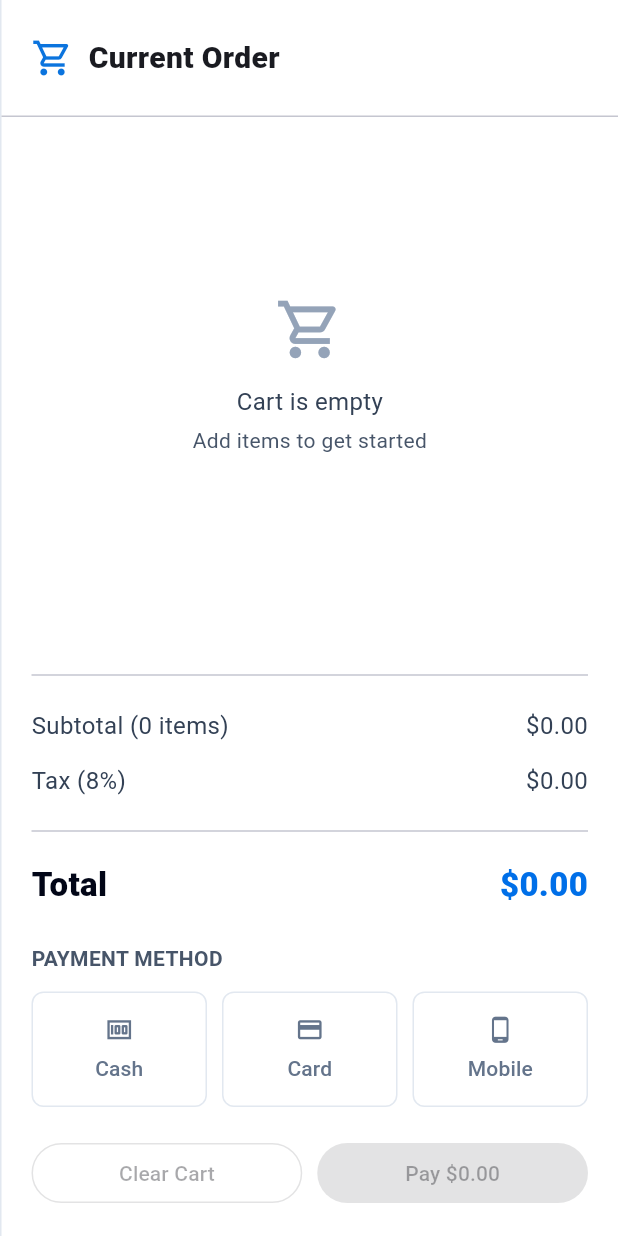
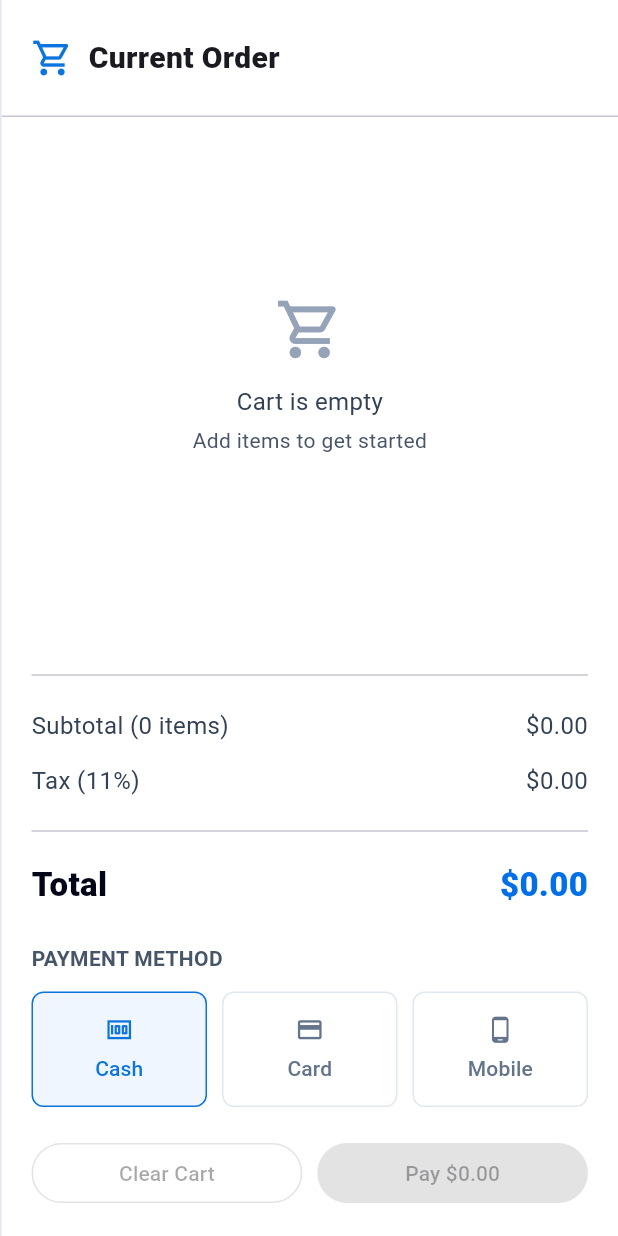
Before and after one commit to Ali-Elchab/pos_flutter_desktop, a Flutter app: the CartPanel widget shown alone on an empty page, opened directly with empty values, on a phone screen of 412 x 824 dp. Run offline on Flutter 3.47's test engine with Material 3 defaults, Android fonts, the light colour scheme and no system bars; our stand-ins replace dio, equatable, flutter_bloc, go_router; network calls fail.

Commit message:
Wire cart payment checkout

```diff
--- a/lib/features/cart/logic/cart_cubit.dart
+++ b/lib/features/cart/logic/cart_cubit.dart
@@ -7,6 +7,10 @@ part 'cart_state.dart';
 
 class CartCubit extends Cubit<CartState> {
   CartCubit() : super(const CartState());
+
+  void selectPaymentMethod(PaymentMethod paymentMethod) {
+    emit(state.copyWith(paymentMethod: paymentMethod));
+  }
 
   void addProduct(ProductModel product) {
     final items = List<CartItemModel>.from(state.items);
@@ -47,6 +51,6 @@ class CartCubit extends Cubit<CartState> {
   }
 
   void clear() {
-    emit(const CartState());
+    emit(CartState(paymentMethod: state.paymentMethod));
   }
 }
--- a/lib/features/cart/logic/cart_state.dart
+++ b/lib/features/cart/logic/cart_state.dart
@@ -1,24 +1,46 @@
 part of 'cart_cubit.dart';
 
+enum PaymentMethod {
+  cash('Cash'),
+  card('Card'),
+  mobile('Mobile');
+
+  const PaymentMethod(this.label);
+
+  final String label;
+}
+
 class CartState extends Equatable {
-  const CartState({this.items = const []});
+  const CartState({
+    this.items = const [],
+    this.paymentMethod = PaymentMethod.cash,
+  });
 
-  static const double taxRate = 0.08;
+  static const double taxRate = 0.11;
 
   final List<CartItemModel> items;
+  final PaymentMethod paymentMethod;
 
   int get itemCount => items.fold<int>(0, (sum, item) => sum + item.quantity);
 
   double get subtotal => items.fold<double>(0, (sum, item) => sum + item.total);
 
-  double get tax => subtotal * taxRate;
+  double get tax => _roundMoney(subtotal * taxRate);
 
-  double get total => subtotal + tax;
+  double get total => _roundMoney(subtotal + tax);
 
-  CartState copyWith({List<CartItemModel>? items}) {
-    return CartState(items: items ?? this.items);
+  CartState copyWith({
+    List<CartItemModel>? items,
+    PaymentMethod? paymentMethod,
+  }) {
+    return CartState(
+      items: items ?? this.items,
+      paymentMethod: paymentMethod ?? this.paymentMethod,
+    );
   }
 
   @override
-  List<Object?> get props => [items];
+  List<Object?> get props => [items, paymentMethod];
+
+  double _roundMoney(double value) => (value * 100).roundToDouble() / 100;
 }
--- a/lib/features/cart/presentation/widgets/cart_panel.dart
+++ b/lib/features/cart/presentation/widgets/cart_panel.dart
@@ -11,6 +11,9 @@ class CartPanel extends StatelessWidget {
     required this.onAdd,
     required this.onRemove,
     required this.onClear,
+    required this.onPaymentMethodChanged,
+    required this.onPay,
+    required this.isPaying,
     super.key,
   });
 
@@ -18,6 +21,9 @@ class CartPanel extends StatelessWidget {
   final ValueChanged<CartItemModel> onAdd;
   final ValueChanged<CartItemModel> onRemove;
   final VoidCallback onClear;
+  final ValueChanged<PaymentMethod> onPaymentMethodChanged;
+  final VoidCallback onPay;
+  final bool isPaying;
 
   @override
   Widget build(BuildContext context) {
@@ -88,23 +94,32 @@ class CartPanel extends StatelessWidget {
                     ),
                   ),
                   const SizedBox(height: 12),
-                  const Row(
+                  Row(
                     children: [
                       Expanded(
-                        child: _PaymentMethod(icon: Icons.money, label: 'Cash'),
+                        child: _PaymentMethod(
+                          icon: Icons.money,
+                          paymentMethod: PaymentMethod.cash,
+                          selectedPaymentMethod: state.paymentMethod,
+                          onSelected: onPaymentMethodChanged,
+                        ),
                       ),
-                      SizedBox(width: 10),
+                      const SizedBox(width: 10),
                       Expanded(
                         child: _PaymentMethod(
                           icon: Icons.credit_card,
-                          label: 'Card',
+                          paymentMethod: PaymentMethod.card,
+                          selectedPaymentMethod: state.paymentMethod,
+                          onSelected: onPaymentMethodChanged,
                         ),
                       ),
-                      SizedBox(width: 10),
+                      const SizedBox(width: 10),
                       Expanded(
                         child: _PaymentMethod(
                           icon: Icons.phone_android,
-                          label: 'Mobile',
+                          paymentMethod: PaymentMethod.mobile,
+                          selectedPaymentMethod: state.paymentMethod,
+                          onSelected: onPaymentMethodChanged,
                         ),
                       ),
                     ],
@@ -114,17 +129,29 @@ class CartPanel extends StatelessWidget {
                     children: [
                       Expanded(
                         child: OutlinedButton(
-                          onPressed: state.items.isEmpty ? null : onClear,
+                          onPressed: state.items.isEmpty || isPaying
+                              ? null
+                              : onClear,
                           child: const Text('Clear Cart'),
                         ),
                       ),
                       const SizedBox(width: 10),
                       Expanded(
                         child: FilledButton(
-                          onPressed: state.items.isEmpty ? null : () {},
-                          child: Text(
-                            'Pay ${MoneyFormatter.format(state.total)}',
-                          ),
+                          onPressed: state.items.isEmpty || isPaying
+                              ? null
+                              : onPay,
+                          child: isPaying
+                              ? const SizedBox.square(
+                                  dimension: 18,
+                                  child: CircularProgressIndicator(
+                                    strokeWidth: 2,
+                                    color: Colors.white,
+                                  ),
+                                )
+                              : Text(
+                                  'Pay ${MoneyFormatter.format(state.total)}',
+                                ),
                         ),
                       ),
                     ],
@@ -173,26 +200,40 @@ class _EmptyCartView extends StatelessWidget {
 }
 
 class _PaymentMethod extends StatelessWidget {
-  const _PaymentMethod({required this.icon, required this.label});
+  const _PaymentMethod({
+    required this.icon,
+    required this.paymentMethod,
+    required this.selectedPaymentMethod,
+    required this.onSelected,
+  });
 
   final IconData icon;
-  final String label;
+  final PaymentMethod paymentMethod;
+  final PaymentMethod selectedPaymentMethod;
+  final ValueChanged<PaymentMethod> onSelected;
 
   @override
   Widget build(BuildContext context) {
+    final selected = paymentMethod == selectedPaymentMethod;
+
     return OutlinedButton(
-      onPressed: () {},
+      onPressed: () => onSelected(paymentMethod),
       style: OutlinedButton.styleFrom(
-        foregroundColor: const Color(0xFF64748B),
+        backgroundColor: selected ? const Color(0xFFEFF6FF) : Colors.white,
+        foregroundColor: selected
+            ? const Color(0xFF0B74DE)
+            : const Color(0xFF64748B),
         padding: const EdgeInsets.symmetric(vertical: 16),
         shape: RoundedRectangleBorder(borderRadius: BorderRadius.circular(8)),
-        side: const BorderSide(color: Color(0xFFE2E8F0)),
+        side: BorderSide(
+          color: selected ? const Color(0xFF0B74DE) : const Color(0xFFE2E8F0),
+        ),
       ),
       child: Column(
         children: [
           Icon(icon, size: 19),
           const SizedBox(height: 6),
-          Text(label),
+          Text(paymentMethod.label),
         ],
       ),
     );
--- a/lib/features/cart/presentation/widgets/cart_totals.dart
+++ b/lib/features/cart/presentation/widgets/cart_totals.dart
@@ -27,7 +27,7 @@ class CartTotals extends StatelessWidget {
           value: MoneyFormatter.format(subtotal),
         ),
         const SizedBox(height: 14),
-        _SummaryRow(label: 'Tax (8%)', value: MoneyFormatter.format(tax)),
+        _SummaryRow(label: 'Tax (11%)', value: MoneyFormatter.format(tax)),
         const SizedBox(height: 14),
         const Divider(),
         const SizedBox(height: 12),
```
Also changed, not shown: lib/layout/pos_shell_screen.dart (+55 -10 lines).
